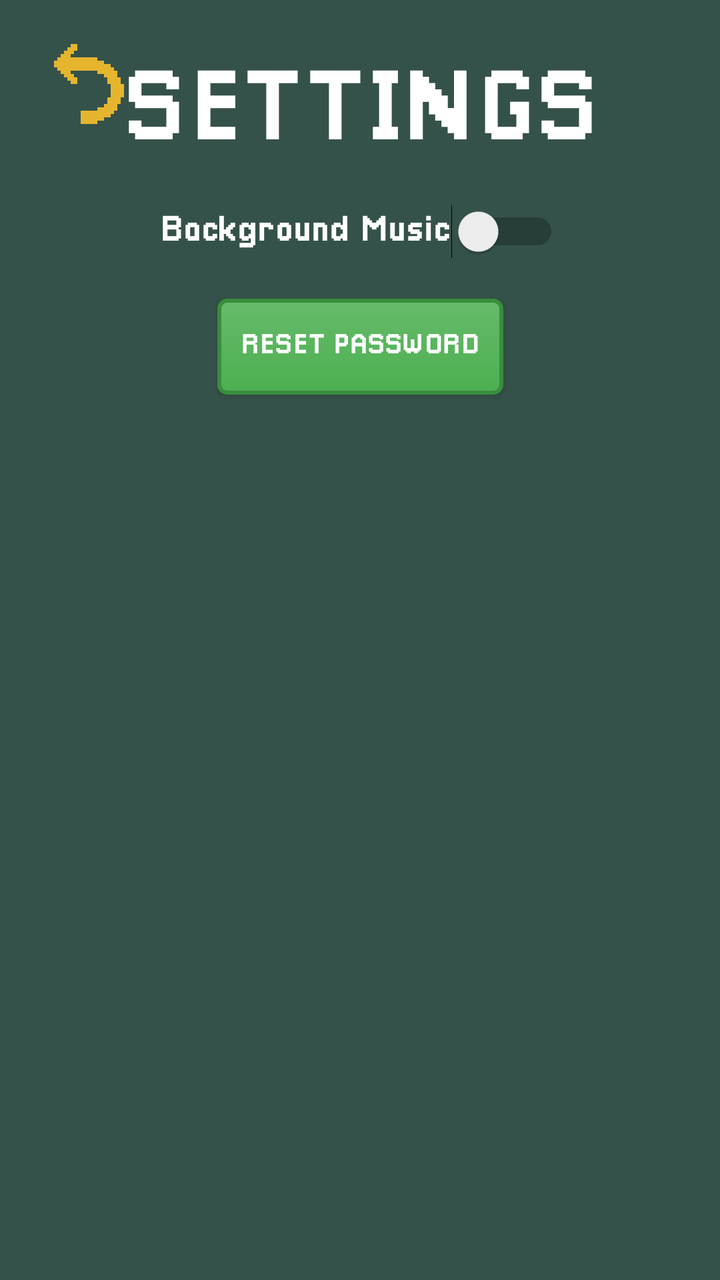
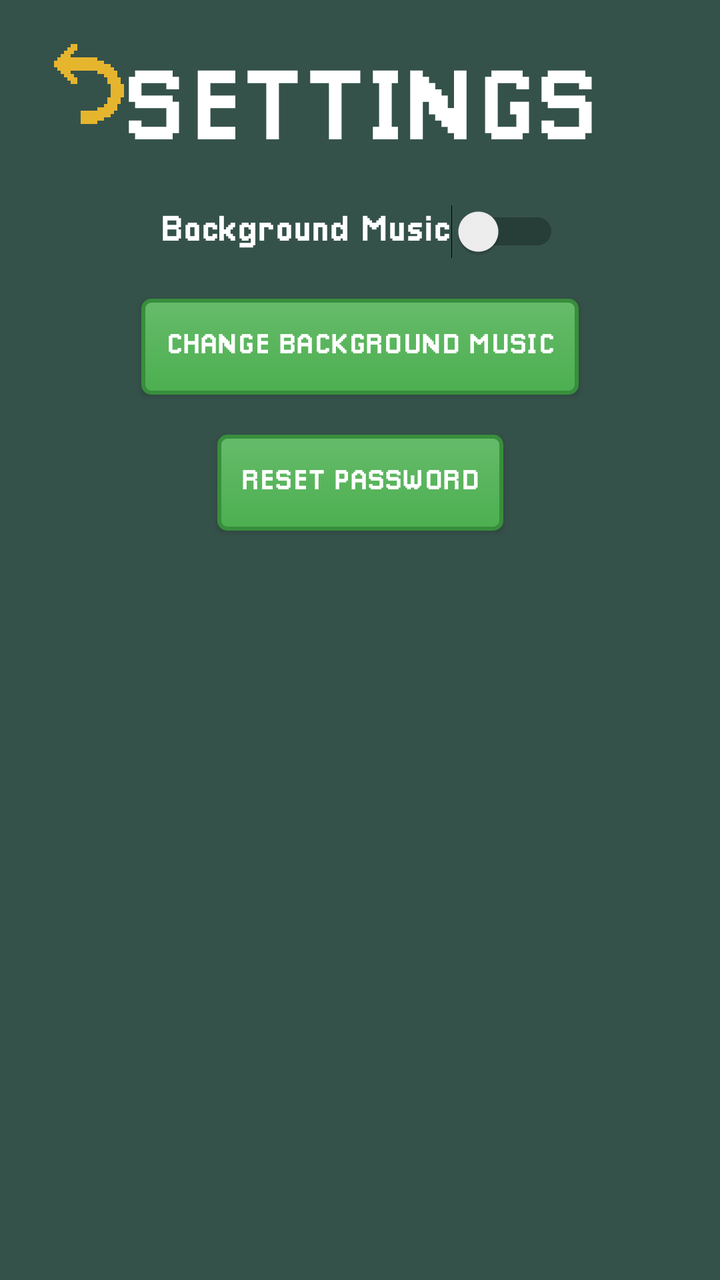

Two renders of the same Android screen: before a commit and after it. Below are the layout's source before the change and the commit's diff.
<!-- AndroidManifest.xml: application theme AppTheme -->
<!-- res/layout/activity_settings.xml -->
<androidx.constraintlayout.widget.ConstraintLayout
    xmlns:android="http://schemas.android.com/apk/res/android"
    xmlns:app="http://schemas.android.com/apk/res-auto"
    xmlns:tools="http://schemas.android.com/tools"
    android:layout_width="match_parent"
    android:layout_height="match_parent"
    android:background="#35524A"
    android:padding="16dp"
    tools:context=".SettingsActivity">

    
    <ImageButton
        android:id="@+id/backButton"
        android:layout_width="40dp"
        android:layout_height="40dp"
        android:layout_margin="6dp"
        android:background="@drawable/back_texture"
        android:contentDescription="Back"
        app:layout_constraintTop_toTopOf="parent"
        app:layout_constraintStart_toStartOf="parent" />

    
    <TextView
        android:id="@+id/settingsTitle"
        android:layout_width="wrap_content"
        android:layout_height="wrap_content"
        android:fontFamily="@font/pixellari"
        android:text="SETTINGS"
        android:textSize="50sp"
        android:textColor="#FFFFFF"
        app:layout_constraintTop_toTopOf="parent"
        app:layout_constraintStart_toStartOf="parent"
        app:layout_constraintEnd_toEndOf="parent"
        app:layout_constraintBottom_toTopOf="@id/musicSwitch"
        android:layout_margin="16dp" />

    
    <Switch
        android:id="@+id/musicSwitch"
        android:layout_width="wrap_content"
        android:layout_height="wrap_content"
        android:text="Background Music"
        android:textSize="18sp"
        android:textColor="#FFFFFF"
        app:layout_constraintTop_toBottomOf="@id/settingsTitle"
        app:layout_constraintStart_toStartOf="parent"
        app:layout_constraintEnd_toEndOf="parent"
        android:layout_marginTop="20dp" />

    
    <androidx.appcompat.widget.AppCompatButton
        android:id="@+id/resetPasswordButton"
        android:layout_width="wrap_content"
        android:layout_height="wrap_content"
        android:layout_gravity="center"
        android:background="@drawable/custom_background"
        android:padding="12dp"
        android:text="Reset Password"
        android:textColor="#FFFFFF"
        app:layout_constraintTop_toBottomOf="@id/musicSwitch"
        app:layout_constraintStart_toStartOf="parent"
        app:layout_constraintEnd_toEndOf="parent"
        android:layout_marginTop="20dp" />

</androidx.constraintlayout.widget.ConstraintLayout>
<!-- resources referenced by this layout -->
<resources>
  <!-- drawable back_texture: png bitmap (drawable, 545 bytes) -->
  <!-- drawable custom_background (drawable) -->
  <selector xmlns:android="http://schemas.android.com/apk/res/android">
  
      
      <item android:state_pressed="true">
          <shape android:shape="rectangle">
              <gradient
                  android:startColor="#388E3C"
                  android:endColor="#2E7D32"
                  android:angle="270" /> 
              <corners android:radius="4dp" />
              <stroke android:width="2dp" android:color="#1B5E20" />
          </shape>
      </item>
  
      
      <item android:state_enabled="false">
          <shape android:shape="rectangle">
              <solid android:color="#B0BEC5" /> 
              <corners android:radius="4dp" />
              <stroke android:width="2dp" android:color="#90A4AE" />
          </shape>
      </item>
  
      
      <item>
          <shape android:shape="rectangle">
              <gradient
                  android:startColor="#66BB6A"
                  android:endColor="#4CAF50"
                  android:angle="270" /> 
              <corners android:radius="4dp" />
              <stroke android:width="2dp" android:color="#388E3C" />
              <padding android:left="10dp" android:right="10dp" android:top="5dp" android:bottom="5dp" />
          </shape>
      </item>
  
  </selector>
  <style name="AppTheme" parent="Theme.MaterialComponents.DayNight.NoActionBar">
          
          <item name="colorPrimary">@color/primary</item>
          <item name="colorPrimaryDark">@color/primaryDark</item>
          <item name="colorAccent">@color/secondary</item>
  
          
          <item name="android:fontFamily">@font/pixellari</item>
  
          
          <item name="editTextStyle">@style/CustomEditTextStyle</item>
      </style>
  <color name="primary">#6200EE</color>
  <color name="primaryDark">#3700B3</color>
  <color name="secondary">#03DAC5</color>
  <style name="CustomEditTextStyle" parent="Widget.MaterialComponents.TextInputEditText.FilledBox">
          <item name="android:background">@drawable/custom_edittext</item>
          <item name="android:textColor">@color/textPrimary</item>
          <item name="hintTextColor">@color/textSecondary</item>
      </style>
  <!-- drawable custom_edittext (drawable) -->
  <shape xmlns:android="http://schemas.android.com/apk/res/android">
      <solid android:color="@android:color/white" />
      <corners android:radius="8dp" />
      <stroke android:width="3dp" android:color="@android:color/system_accent1_600" />
  </shape>
  <color name="textPrimary">#000000</color>
  <color name="textSecondary">#757575</color>
</resources>

<!-- the commit's change to res/layout/activity_settings.xml (unified diff, before → after) -->
@@ -1,12 +1,10 @@
 <androidx.constraintlayout.widget.ConstraintLayout
     xmlns:android="http://schemas.android.com/apk/res/android"
     xmlns:app="http://schemas.android.com/apk/res-auto"
-    xmlns:tools="http://schemas.android.com/tools"
     android:layout_width="match_parent"
     android:layout_height="match_parent"
     android:background="#35524A"
-    android:padding="16dp"
-    tools:context=".SettingsActivity">
+    android:padding="16dp">
 
     
     <ImageButton
@@ -24,14 +22,12 @@
         android:id="@+id/settingsTitle"
         android:layout_width="wrap_content"
         android:layout_height="wrap_content"
-        android:fontFamily="@font/pixellari"
         android:text="SETTINGS"
         android:textSize="50sp"
         android:textColor="#FFFFFF"
         app:layout_constraintTop_toTopOf="parent"
         app:layout_constraintStart_toStartOf="parent"
         app:layout_constraintEnd_toEndOf="parent"
-        app:layout_constraintBottom_toTopOf="@id/musicSwitch"
         android:layout_margin="16dp" />
 
     
@@ -49,6 +45,21 @@
 
     
     <androidx.appcompat.widget.AppCompatButton
+        android:id="@+id/changeMusicButton"
+        android:layout_width="wrap_content"
+        android:layout_height="wrap_content"
+        android:layout_gravity="center"
+        android:background="@drawable/custom_background"
+        android:padding="12dp"
+        android:text="Change Background Music"
+        android:textColor="#FFFFFF"
+        app:layout_constraintTop_toBottomOf="@id/musicSwitch"
+        app:layout_constraintStart_toStartOf="parent"
+        app:layout_constraintEnd_toEndOf="parent"
+        android:layout_marginTop="20dp" />
+
+    
+    <androidx.appcompat.widget.AppCompatButton
         android:id="@+id/resetPasswordButton"
         android:layout_width="wrap_content"
         android:layout_height="wrap_content"
@@ -57,7 +68,7 @@
         android:padding="12dp"
         android:text="Reset Password"
         android:textColor="#FFFFFF"
-        app:layout_constraintTop_toBottomOf="@id/musicSwitch"
+        app:layout_constraintTop_toBottomOf="@id/changeMusicButton"
         app:layout_constraintStart_toStartOf="parent"
         app:layout_constraintEnd_toEndOf="parent"
         android:layout_marginTop="20dp" />
